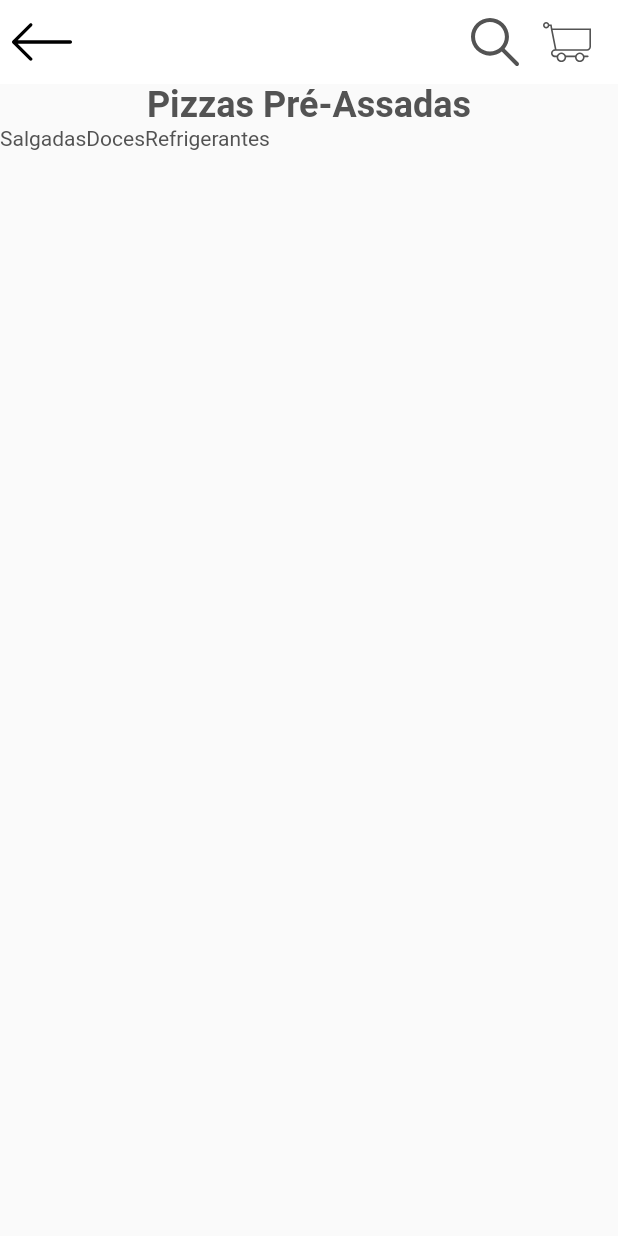
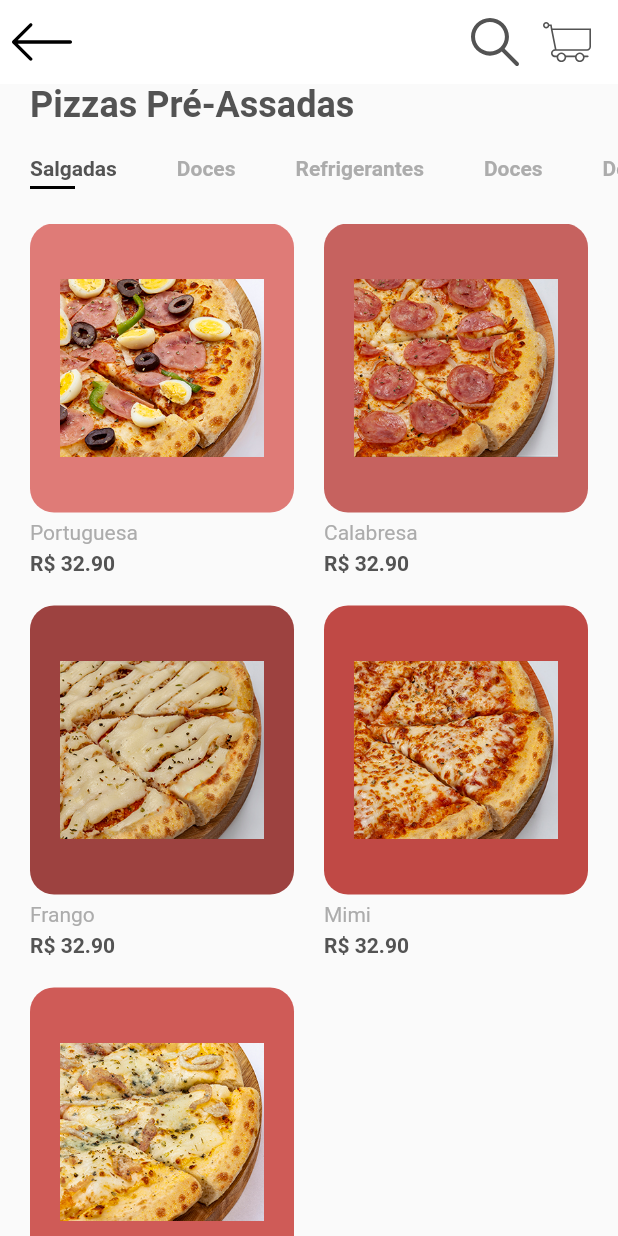
Before and after one commit to andre-alck/mppa_admin_app, a Flutter app: the screen it shows after launch, on a phone screen of 412 x 824 dp. Run offline on Flutter 3.47's test engine with Material 2 defaults, Android fonts, the phone set to English and light mode, and no system bars; our stand-ins replace flutter_svg.

Commit message:
dev until https://youtu.be/XBKzpTz65Io?t=675

```diff
--- a/lib/models/Product.dart
+++ b/lib/models/Product.dart
@@ -6,7 +6,7 @@ class Product {
   final String image;
   final String title;
   final String description;
-  final int price;
+  final double price;
   final int size;
   final int id;
   final Color color;
@@ -24,42 +24,42 @@ class Product {
 List<Product> products = [
   Product(
       id: 1,
-      title: "Bag 1",
-      price: 1,
+      title: "Portuguesa",
+      price: 32.90,
       size: 1,
-      description: 'dummyText',
-      image: "assets/images/bag_1.png",
-      color: const Color.fromARGB(155, 91, 110, 110)),
+      description: 'Ingredientes que compõem a pizza Portuguesa.',
+      image: "assets/images/pizza_1.jpg",
+      color: const Color.fromARGB(155, 206, 41, 35)),
   Product(
       id: 2,
-      title: "Bag 2",
-      price: 2,
+      title: "Calabresa",
+      price: 32.90,
       size: 2,
-      description: 'dummyText',
-      image: "assets/images/bag_2.png",
-      color: const Color.fromARGB(255, 42, 29, 121)),
+      description: 'Ingredientes que compõem a pizza Calabresa.',
+      image: "assets/images/pizza_2.jpg",
+      color: const Color.fromARGB(202, 184, 58, 54)),
   Product(
       id: 3,
-      title: "Bag 3",
-      price: 3,
+      title: "Frango",
+      price: 32.90,
       size: 3,
-      description: 'dummyText',
-      image: "assets/images/bag_3.png",
-      color: const Color.fromARGB(355, 43, 39, 131)),
+      description: 'Ingredientes que compõem a pizza Frango.',
+      image: "assets/images/pizza_3.jpg",
+      color: const Color.fromARGB(240, 151, 55, 52)),
   Product(
       id: 4,
-      title: "Bag 4",
-      price: 4,
+      title: "Mimi",
+      price: 32.90,
       size: 4,
-      description: 'dummyText',
-      image: "assets/images/bag_4.png",
-      color: const Color.fromARGB(455, 44, 49, 141)),
+      description: 'Ingredientes que compõem a pizza Mimi.',
+      image: "assets/images/pizza_4.jpg",
+      color: const Color.fromARGB(255, 192, 73, 69)),
   Product(
       id: 5,
-      title: "Bag 5",
-      price: 5,
+      title: "4 Queijos",
+      price: 32.90,
       size: 5,
-      description: 'dummyText',
-      image: "assets/images/bag_5.png",
-      color: const Color.fromARGB(555, 45, 59, 151)),
+      description: 'Ingredientes que compõem a pizza 4 Queijos.',
+      image: "assets/images/pizza_5.jpg",
+      color: const Color.fromARGB(255, 207, 91, 87)),
 ];
--- a/lib/screens/components/body.dart
+++ b/lib/screens/components/body.dart
@@ -1,5 +1,8 @@
 import 'package:flutter/material.dart';
 import 'package:mppa_application/constants.dart';
+import 'package:mppa_application/models/Product.dart';
+import 'package:mppa_application/screens/components/categories.dart';
+import 'package:mppa_application/screens/components/item_card.dart';
 
 class Body extends StatelessWidget {
   const Body({Key? key}) : super(key: key);
@@ -7,6 +10,7 @@ class Body extends StatelessWidget {
   @override
   Widget build(BuildContext context) {
     return Column(
+      crossAxisAlignment: CrossAxisAlignment.start,
       children: <Widget>[
         Padding(
           padding: const EdgeInsets.symmetric(horizontal: kDefaultPadding),
@@ -18,32 +22,24 @@ class Body extends StatelessWidget {
                 ?.copyWith(fontWeight: FontWeight.bold),
           ),
         ),
-        Categories(),
+        const Categories(),
+        Expanded(
+          child: Padding(
+            padding: const EdgeInsets.symmetric(horizontal: kDefaultPadding),
+            child: GridView.builder(
+              itemCount: products.length,
+              gridDelegate: const SliverGridDelegateWithFixedCrossAxisCount(
+                crossAxisCount: 2,
+                mainAxisSpacing: kDefaultPadding,
+                crossAxisSpacing: kDefaultPadding,
+                childAspectRatio: 0.75,
+              ),
+              itemBuilder: (context, index) =>
+                  ItemCard(product: products[index]),
+            ),
+          ),
+        ),
       ],
     );
   }
 }
-
-class Categories extends StatefulWidget {
-  @override
-  _CategoriesState createState() => _CategoriesState();
-}
-
-class _CategoriesState extends State<Categories> {
-  List<String> categories = ["Salgadas", "Doces", "Refrigerantes"];
-  int selectedIndex = 0;
-
-  @override
-  Widget build(BuildContext context) {
-    return SizedBox(
-        height: 25,
-        child: ListView.builder(
-            scrollDirection: Axis.horizontal,
-            itemCount: categories.length,
-            itemBuilder: ((context, index) => buildCategory(index))));
-  }
-
-  Text buildCategory(int index) {
-    return Text(categories[index]);
-  }
-}
--- /dev/null
+++ b/lib/screens/components/categories.dart
@@ -0,0 +1,64 @@
+import 'package:flutter/material.dart';
+import 'package:mppa_application/constants.dart';
+
+class Categories extends StatefulWidget {
+  const Categories({Key? key}) : super(key: key);
+
+  @override
+  _CategoriesState createState() => _CategoriesState();
+}
+
+class _CategoriesState extends State<Categories> {
+  List<String> categories = [
+    "Salgadas",
+    "Doces",
+    "Refrigerantes",
+    "Doces",
+    "Doces",
+    "Doces"
+  ];
+  int selectedIndex = 0;
+
+  @override
+  Widget build(BuildContext context) {
+    return Padding(
+      padding: const EdgeInsets.symmetric(vertical: kDefaultPadding),
+      child: SizedBox(
+          height: 25,
+          child: ListView.builder(
+              scrollDirection: Axis.horizontal,
+              itemCount: categories.length,
+              itemBuilder: ((context, index) => buildCategory(index)))),
+    );
+  }
+
+  Widget buildCategory(int index) {
+    return GestureDetector(
+      onTap: () {
+        setState(() {
+          selectedIndex = index;
+        });
+      },
+      child: Padding(
+        padding: const EdgeInsets.symmetric(horizontal: kDefaultPadding),
+        child: Column(
+          crossAxisAlignment: CrossAxisAlignment.start,
+          children: <Widget>[
+            Text(
+              categories[index],
+              style: TextStyle(
+                  fontWeight: FontWeight.bold,
+                  color: selectedIndex == index ? kTextColor : kTextLightColor),
+            ),
+            Container(
+              margin: const EdgeInsets.only(top: kDefaultPadding / 5),
+              height: 2,
+              width: 30,
+              color: selectedIndex == index ? Colors.black : Colors.transparent,
+            )
+          ],
+        ),
+      ),
+    );
+  }
+}
--- /dev/null
+++ b/lib/screens/components/item_card.dart
@@ -0,0 +1,41 @@
+import 'package:flutter/material.dart';
+import 'package:mppa_application/models/Product.dart';
+import 'package:mppa_application/constants.dart';
+
+class ItemCard extends StatelessWidget {
+  final Product product;
+  final Function? press;
+
+  const ItemCard({Key? key, this.press, required this.product})
+      : super(key: key);
+
+  @override
+  Widget build(BuildContext context) {
+    return Column(
+      crossAxisAlignment: CrossAxisAlignment.start,
+      children: <Widget>[
+        Expanded(
+          child: Container(
+            padding: const EdgeInsets.all(kDefaultPadding),
+            decoration: BoxDecoration(
+              color: product.color,
+              borderRadius: BorderRadius.circular(16),
+            ),
+            child: Image.asset(product.image),
+          ),
+        ),
+        Padding(
+          padding: const EdgeInsets.symmetric(vertical: kDefaultPadding / 4),
+          child: Text(
+            product.title,
+            style: const TextStyle(color: kTextLightColor),
+          ),
+        ),
+        Text(
+          'R\$ ${product.price}0',
+          style: const TextStyle(fontWeight: FontWeight.bold),
+        )
+      ],
+    );
+  }
+}
```
Also changed, not shown: assets/images/bag_1.png (deleted), assets/images/bag_2.png (deleted), assets/images/bag_3.png (deleted), assets/images/bag_4.png (deleted), assets/images/bag_5.png (deleted), assets/images/bag_6.png (deleted), assets/images/pizza_1.jpg (added), assets/images/pizza_2.jpg (added), assets/images/pizza_3.jpg (added), assets/images/pizza_4.jpg (added), assets/images/pizza_5.jpg (added).
